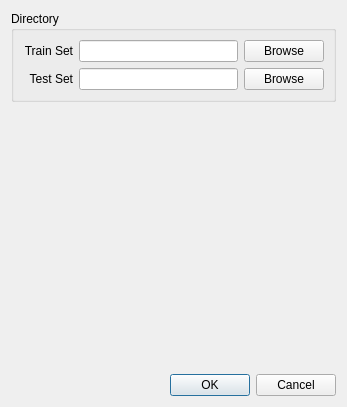
This is settingdialog.ui in chenguanzhou/TrafficSignRecognition as Qt 5 draws it before an edit. The edited form follows.
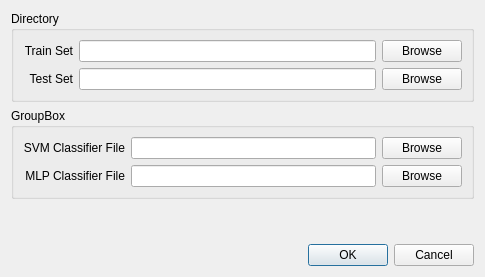
This is the edited form.

The edit to the form file:
```diff
--- a/settingdialog.ui
+++ b/settingdialog.ui
@@ -6,8 +6,8 @@
    <rect>
     <x>0</x>
     <y>0</y>
-    <width>347</width>
-    <height>407</height>
+    <width>485</width>
+    <height>277</height>
    </rect>
   </property>
   <property name="windowTitle">
@@ -78,6 +78,61 @@
      </layout>
     </widget>
    </item>
+   <item>
+    <widget class="QGroupBox" name="groupBox_2">
+     <property name="title">
+      <string>GroupBox</string>
+     </property>
+     <layout class="QGridLayout" name="gridLayout_2">
+      <item row="0" column="0">
+       <widget class="QLabel" name="label_3">
+        <property name="layoutDirection">
+         <enum>Qt::LeftToRight</enum>
+        </property>
+        <property name="text">
+         <string>SVM Classifier File</string>
+        </property>
+        <property name="alignment">
+         <set>Qt::AlignRight|Qt::AlignTrailing|Qt::AlignVCenter</set>
+        </property>
+       </widget>
+      </item>
+      <item row="0" column="1">
+       <widget class="QLineEdit" name="lineEditSVM"/>
+      </item>
+      <item row="0" column="2">
+       <widget class="QPushButton" name="pushButtonTestSetBrowseSVM">
+        <property name="text">
+         <string>Browse</string>
+        </property>
+       </widget>
+      </item>
+      <item row="2" column="1">
+       <widget class="QLineEdit" name="lineEditMLP"/>
+      </item>
+      <item row="2" column="0">
+       <widget class="QLabel" name="label_4">
+        <property name="layoutDirection">
+         <enum>Qt::LeftToRight</enum>
+        </property>
+        <property name="text">
+         <string>MLP Classifier File</string>
+        </property>
+        <property name="alignment">
+         <set>Qt::AlignRight|Qt::AlignTrailing|Qt::AlignVCenter</set>
+        </property>
+       </widget>
+      </item>
+      <item row="2" column="2">
+       <widget class="QPushButton" name="pushButtonTestSetBrowseMLP">
+        <property name="text">
+         <string>Browse</string>
+        </property>
+       </widget>
+      </item>
+     </layout>
+    </widget>
+   </item>
    <item>
     <spacer name="verticalSpacer">
      <property name="orientation">
```
